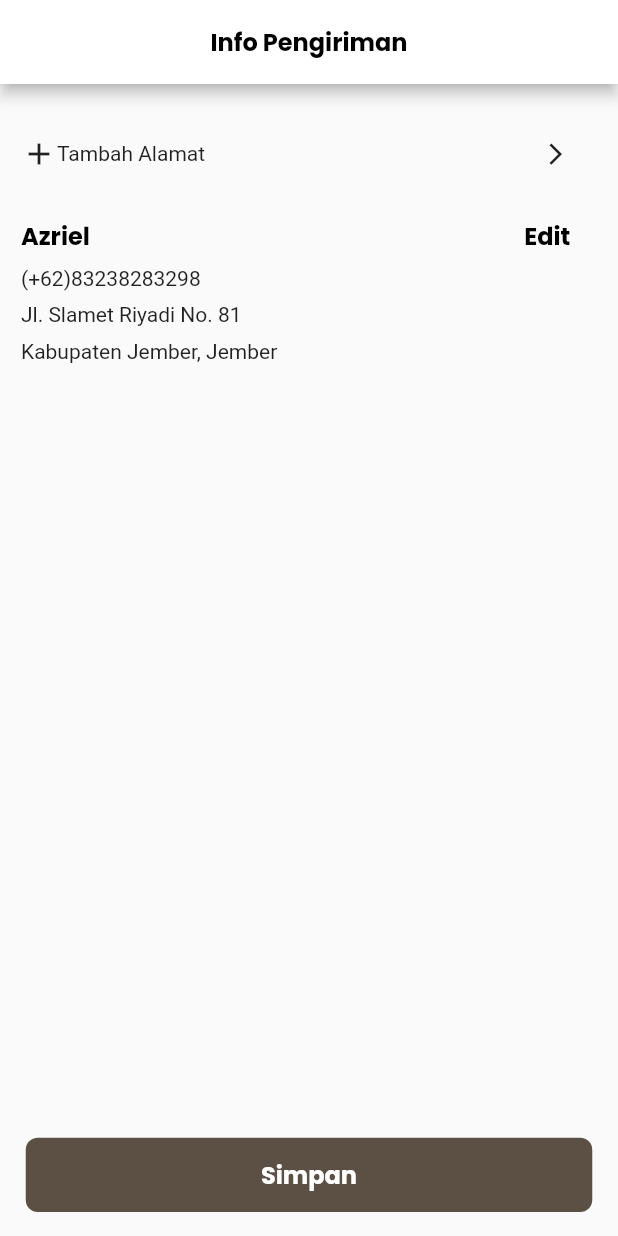
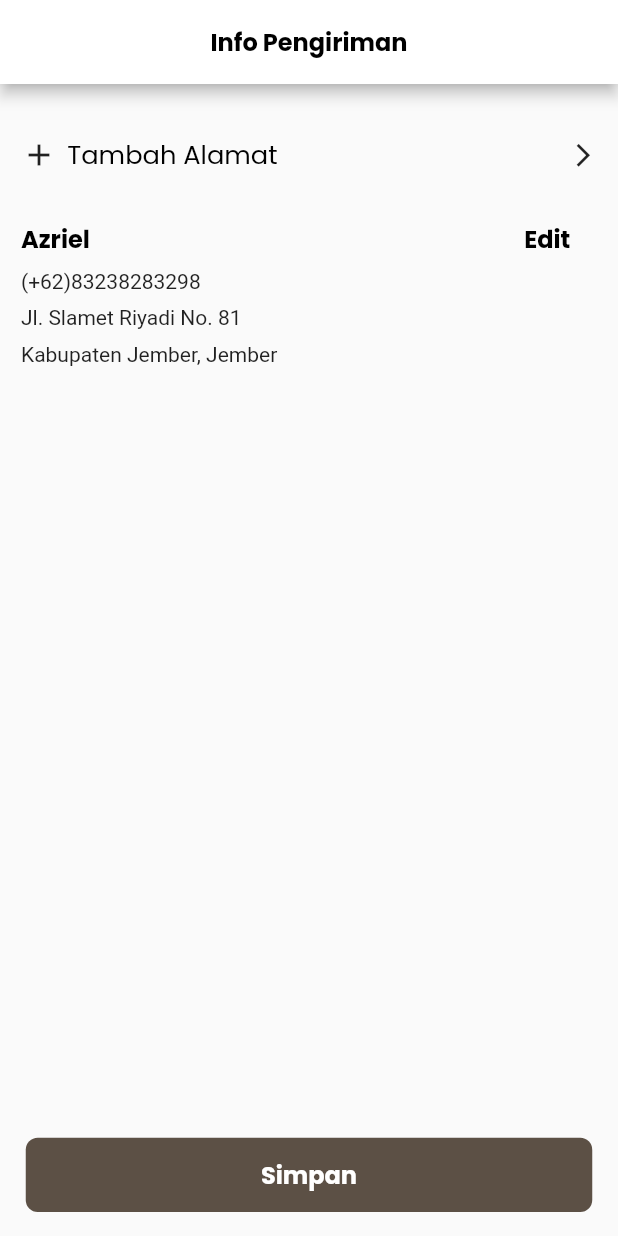
Before and after one commit to Balink-8/mobile_balink, a Flutter app: the screen it shows after launch, on a phone screen of 412 x 824 dp. Run offline on Flutter 3.47's test engine with Material 2 defaults, Android fonts, the phone set to English and light mode, and no system bars; our stand-ins replace carousel_slider, flutter_screenutil, google_fonts; missing offline and left inert: weekly_date_picker.

Commit message:
Update alamat.dart

```diff
--- a/lib/view/alamat/alamat.dart
+++ b/lib/view/alamat/alamat.dart
@@ -33,11 +33,22 @@ class _AlamatPageState extends State<AlamatPage> {
                 SizedBox(height: 20.h),
                 Row(
                   children: [
-                    Icon(Icons.add),
-                    Text('Tambah Alamat'),
-                    SizedBox(width: 180.w),
                     Expanded(
-                        child: GestureDetector(
+                      child: Row(
+                        children: [
+                          Icon(
+                            Icons.add,
+                          ),
+                          SizedBox(width: 6.w),
+                          Text(
+                            'Tambah Alamat',
+                            style: poppinsKecil.copyWith(
+                                color: blackColor, fontSize: 15.sp),
+                          ),
+                        ],
+                      ),
+                    ),
+                    GestureDetector(
                       onTap: () {
                         Navigator.push(
                             context,
@@ -46,9 +57,9 @@ class _AlamatPageState extends State<AlamatPage> {
                       },
                       child: Icon(
                         Icons.arrow_forward_ios,
-                        size: 15.w,
+                        size: 16.w,
                       ),
-                    ))
+                    )
                   ],
                 ),
                 SizedBox(height: 30.h),
```
